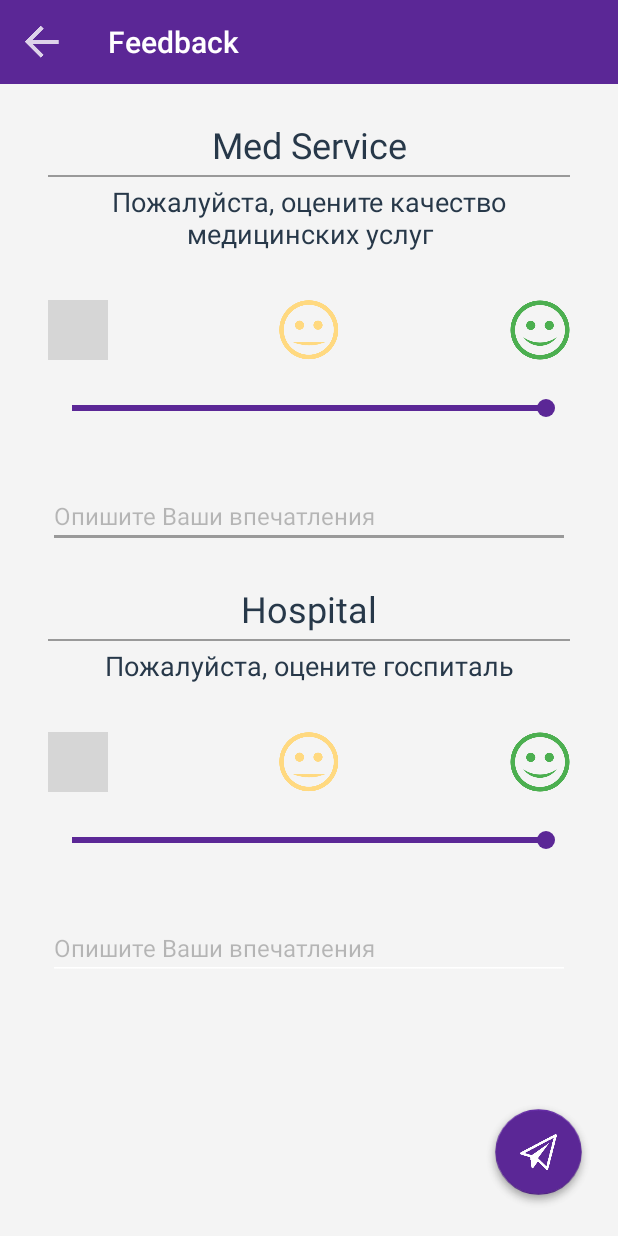
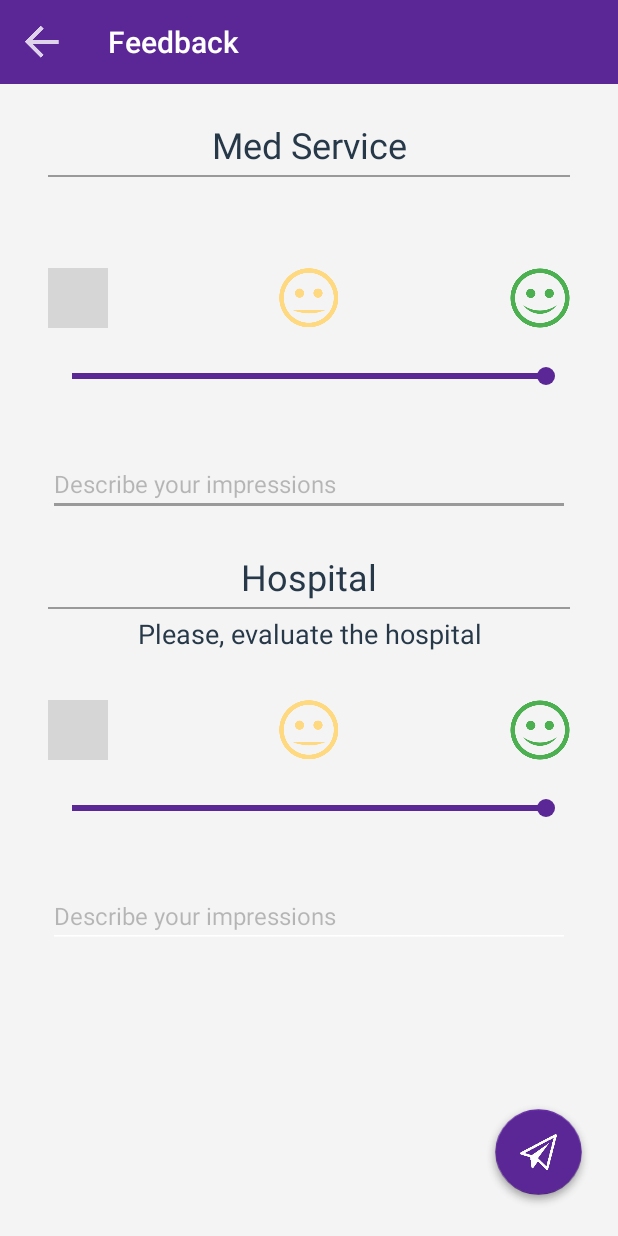
Before and after one commit to anatolly/INFB.Medicus.Android, an Android app: the FeedbackActivity screen opened directly, with no data from a screen before it, on a phone screen of 412 x 824 dp. Run offline under Robolectric (Android 15) with nearby library versions, the phone set to English and light mode, and no system bars; libraries missing offline, so code that uses them is left out: com.nispok.snackbar, com.pnikosis.materialishprogress, com.rengwuxian.materialedittext, com.telly.groundy; plain views replace MaterialEditText, ProgressWheel; 5 statements that could not run were skipped; grey boxes are pictures that could not be loaded.

Commit message:
complete translations

```diff
--- a/app/src/main/java/com/intrafab/medicus/CalendarActivity.java
+++ b/app/src/main/java/com/intrafab/medicus/CalendarActivity.java
@@ -173,7 +173,7 @@ public class CalendarActivity extends BaseActivity
 
         getSupportActionBar().getThemedContext();
 
-        getSupportActionBar().setTitle("Calendar");
+        getSupportActionBar().setTitle(getString(R.string.calendar_screen_header));
         showActionBar();
         setActionBarIcon(R.mipmap.ic_action_back);
 
--- a/app/src/main/java/com/intrafab/medicus/FeedbackActivity.java
+++ b/app/src/main/java/com/intrafab/medicus/FeedbackActivity.java
@@ -65,7 +65,7 @@ public class FeedbackActivity extends BaseActivity implements View.OnClickListen
 
         getSupportActionBar().getThemedContext();
 
-        getSupportActionBar().setTitle("Feedback");
+        getSupportActionBar().setTitle(R.string.menu_feedback);
         showActionBar();
         setActionBarIcon(R.mipmap.ic_action_back);
 
--- a/app/src/main/java/com/intrafab/medicus/PaymentActivity.java
+++ b/app/src/main/java/com/intrafab/medicus/PaymentActivity.java
@@ -84,7 +84,7 @@ public class PaymentActivity extends BaseActivity {
 
         getSupportActionBar().getThemedContext();
 
-        getSupportActionBar().setTitle("Account");
+        getSupportActionBar().setTitle(R.string.menu_account);
         showActionBar();
         setActionBarIcon(R.mipmap.ic_action_back);
 
--- a/app/src/main/java/com/intrafab/medicus/StorageActivity.java
+++ b/app/src/main/java/com/intrafab/medicus/StorageActivity.java
@@ -461,7 +461,7 @@ public class StorageActivity extends BaseActivity
 
         getSupportActionBar().getThemedContext();
 
-        getSupportActionBar().setTitle(getString(R.string.strorage_screen_header));
+        getSupportActionBar().setTitle(getString(R.string.storage_screen_header));
         showActionBar();
         setActionBarIcon(R.mipmap.ic_action_back);
 
--- a/app/src/main/java/com/intrafab/medicus/actions/ActionRequestStorageTask.java
+++ b/app/src/main/java/com/intrafab/medicus/actions/ActionRequestStorageTask.java
@@ -38,7 +38,7 @@ public class ActionRequestStorageTask extends GroundyTask {
 
         try {
             HttpRestService service = RestApiConfig.getFilestorageRestService();
-            List<StorageInfo> storageList = service.loadStorage();
+            List<StorageInfo> storageList = service.loadStorage(userUid);
 
 //            Thread.sleep(5000);
 //
--- a/app/src/main/res/layout/activity_feedback.xml
+++ b/app/src/main/res/layout/activity_feedback.xml
@@ -36,7 +36,7 @@
                 android:ellipsize="end"
                 android:gravity="center_horizontal"
                 android:singleLine="true"
-                android:text="Med Service"
+                android:text="@string/textview_med_service"
                 android:textAppearance="?android:attr/textAppearanceSmall"
                 android:textColor="@color/colorLightTextMain"
                 android:textSize="24sp" />
@@ -60,7 +60,7 @@
                 android:ellipsize="end"
                 android:gravity="center_horizontal"
                 android:singleLine="false"
-                android:text="Пожалуйста, оцените качество\nмедицинских услуг"
+                android:text=""
                 android:textAppearance="?android:attr/textAppearanceSmall"
                 android:textColor="@color/colorLightTextMain"
                 android:textSize="18sp" />
@@ -118,7 +118,7 @@
                 android:layout_marginLeft="32dp"
                 android:layout_marginRight="32dp"
                 android:gravity="bottom|left"
-                android:hint="Опишите Ваши впечатления"
+                android:hint="@string/textview_impressions"
                 android:inputType="textMultiLine"
                 android:minLines="2"
                 android:singleLine="false"
@@ -142,7 +142,7 @@
                 android:ellipsize="end"
                 android:gravity="center_horizontal"
                 android:singleLine="true"
-                android:text="Hospital"
+                android:text="@string/textview_hospital"
                 android:textAppearance="?android:attr/textAppearanceSmall"
                 android:textColor="@color/colorLightTextMain"
                 android:textSize="24sp" />
@@ -166,7 +166,7 @@
                 android:ellipsize="end"
                 android:gravity="center_horizontal"
                 android:singleLine="false"
-                android:text="Пожалуйста, оцените госпиталь"
+                android:text="@string/description_hospital"
                 android:textAppearance="?android:attr/textAppearanceSmall"
                 android:textColor="@color/colorLightTextMain"
                 android:textSize="18sp" />
@@ -224,7 +224,7 @@
                 android:layout_marginLeft="32dp"
                 android:layout_marginRight="32dp"
                 android:gravity="bottom|left"
-                android:hint="Опишите Ваши впечатления"
+                android:hint="@string/textview_impressions"
                 android:inputType="textMultiLine"
                 android:minLines="2"
                 android:singleLine="false"
@@ -278,7 +278,7 @@
             android:layout_marginTop="16dp"
             android:gravity="center_horizontal"
             android:singleLine="false"
-            android:text="Спасибо\nВаш отзыв\nуспешно отправлен"
+            android:text="@string/feedback_send_message"
             android:textAppearance="?android:attr/textAppearanceSmall"
             android:textColor="@color/colorLightTextMain"
             android:textSize="20sp" />
--- a/app/src/main/res/layout/activity_storage.xml
+++ b/app/src/main/res/layout/activity_storage.xml
@@ -60,7 +60,7 @@
             app:fab_colorPressed="@color/colorLightButtonYellowPressed"
             app:fab_icon="@mipmap/ic_screenshot"
             app:fab_size="mini"
-            app:fab_title="Camera" />
+            app:fab_title="@string/camera_button" />
 
         <com.getbase.floatingactionbutton.FloatingActionButton
             android:id="@+id/fabGallery"
@@ -70,7 +70,7 @@
             app:fab_colorPressed="@color/colorLightButtonGreenPressed"
             app:fab_icon="@mipmap/ic_add_file"
             app:fab_size="mini"
-            app:fab_title="Gallery" />
+            app:fab_title="@string/gallery_button" />
     </com.getbase.floatingactionbutton.FloatingActionsMenu>
 
     <!--<RelativeLayout-->
--- a/app/src/main/res/menu/menu_main.xml
+++ b/app/src/main/res/menu/menu_main.xml
@@ -4,7 +4,7 @@
     tools:context=".MainActivity" >
 
     <item android:id="@+id/action_settings"
-        android:title="Settings"
+        android:title="@string/menu_settings_title"
         app:showAsAction="never"
         android:orderInCategory="1"
         android:menuCategory="container"/>
--- a/app/src/main/res/xml/settings.xml
+++ b/app/src/main/res/xml/settings.xml
@@ -1,7 +1,7 @@
 <?xml version="1.0" encoding="utf-8"?>
 <PreferenceScreen xmlns:android="http://schemas.android.com/apk/res/android"
     xmlns:app="http://schemas.android.com/apk/res-auto">
-    <com.jenzz.materialpreference.PreferenceCategory android:title="Language Settings">
+    <com.jenzz.materialpreference.PreferenceCategory android:title="@string/category_language_settings">
         <com.jenzz.materialpreference.Preference
             android:key="prefLanguage"
             android:summary="English"
```
Also changed, not shown: app/src/main/java/com/intrafab/medicus/LoginActivity.java (+11 -0 lines), app/src/main/java/com/intrafab/medicus/MainActivity.java (+7 -0 lines), app/src/main/java/com/intrafab/medicus/http/HttpRestService.java (+5 -3 lines), app/src/main/res/layout/activity_login.xml (+7 -6 lines), app/src/main/res/values/strings.xml (+59 -16 lines), 1 other file.
